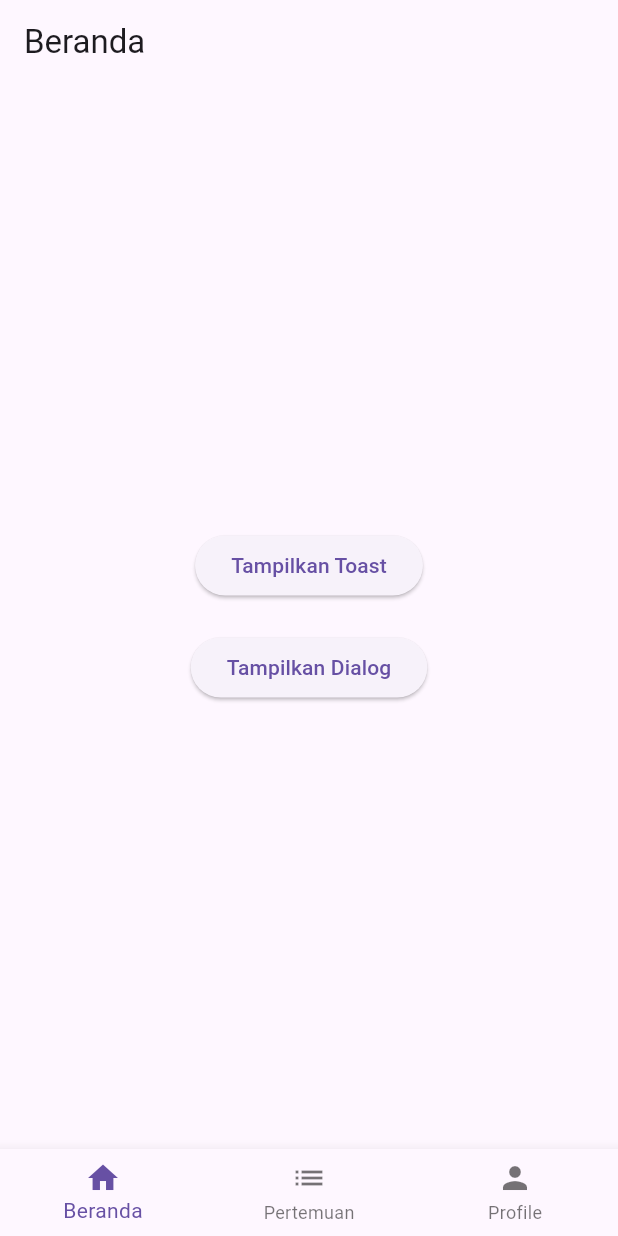
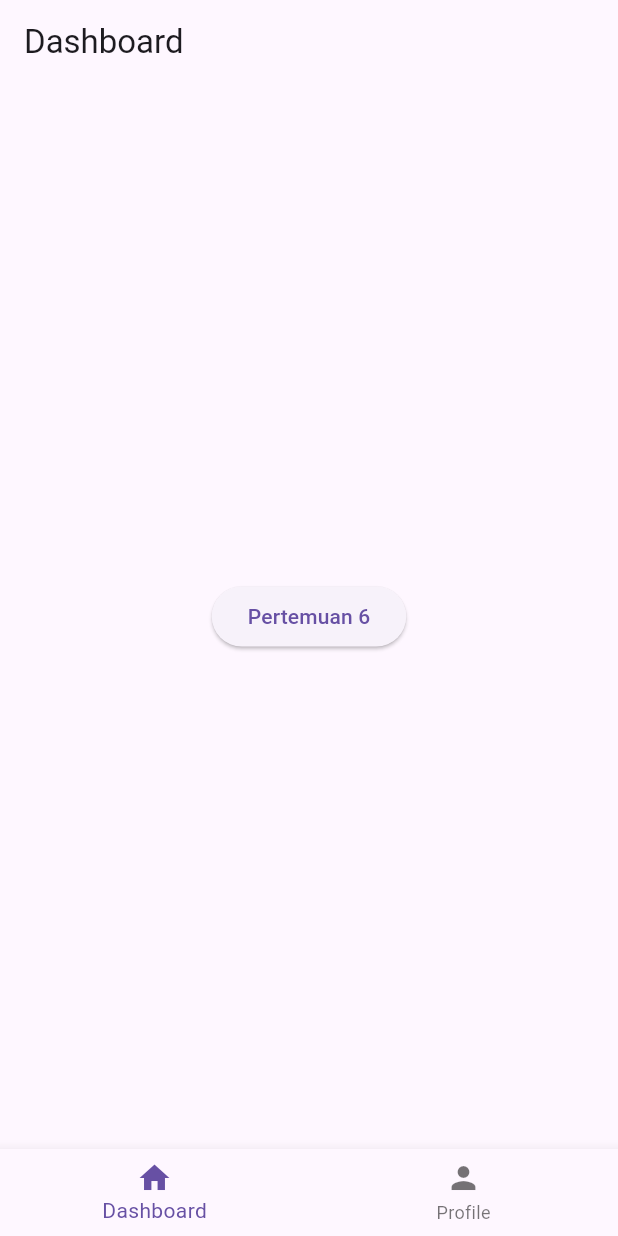
Before and after one commit to alexxtsuji/alexprojectsmt4mp, a Flutter app: the screen it shows after launch, on a phone screen of 412 x 824 dp. Run offline on Flutter 3.47's test engine with Material 3 defaults, Android fonts, the phone set to English and light mode, and no system bars; our stand-ins replace fluttertoast.

Commit message:
menambahkan pertemuan 6 checkbox

```diff
--- a/lib/main.dart
+++ b/lib/main.dart
@@ -1,7 +1,6 @@
 import 'package:flutter/material.dart';
-import 'page/beranda_page.dart';
-import 'page/profile_page.dart';
-import 'page/pertemuan_page.dart';
+import 'page/dashboard.dart';
+import 'page/profile.dart';
 
 void main() {
   runApp(const MyApp());
@@ -16,17 +15,16 @@ class MyApp extends StatefulWidget {
 
 class _MyAppState extends State<MyApp> {
 
-  int _selectedIndex = 0;
+  int selectedIndex = 0;
 
-  final List<Widget> _pages = [
-    const BerandaPage(),
-    const PertemuanPage(),
+  final List<Widget> pages = [
+    const DashboardPage(),
     const ProfilePage(),
   ];
 
-  void _onItemTapped(int index) {
+  void onItemTapped(int index) {
     setState(() {
-      _selectedIndex = index;
+      selectedIndex = index;
     });
   }
 
@@ -34,22 +32,18 @@ class _MyAppState extends State<MyApp> {
   Widget build(BuildContext context) {
     return MaterialApp(
       debugShowCheckedModeBanner: false,
+
       home: Scaffold(
-        body: _pages[_selectedIndex],
+        body: pages[selectedIndex],
 
         bottomNavigationBar: BottomNavigationBar(
-          currentIndex: _selectedIndex,
-          onTap: _onItemTapped,
+          currentIndex: selectedIndex,
+          onTap: onItemTapped,
 
           items: const [
             BottomNavigationBarItem(
               icon: Icon(Icons.home),
-              label: "Beranda",
-            ),
-
-            BottomNavigationBarItem(
-              icon: Icon(Icons.list),
-              label: "Pertemuan",
+              label: "Dashboard",
             ),
 
             BottomNavigationBarItem(
--- /dev/null
+++ b/lib/page/dashboard.dart
@@ -0,0 +1,30 @@
+import 'package:flutter/material.dart';
+import '../pertemuan/pertemuan6.dart';
+
+class DashboardPage extends StatelessWidget {
+  const DashboardPage({super.key});
+
+  @override
+  Widget build(BuildContext context) {
+    return Scaffold(
+      appBar: AppBar(
+        title: const Text("Dashboard"),
+      ),
+
+      body: Center(
+        child: ElevatedButton(
+          child: const Text("Pertemuan 6"),
+          onPressed: () {
+            Navigator.push(
+              context,
+              MaterialPageRoute(
+                builder: (context) =>
+                    const Pertemuan6Page(),
+              ),
+            );
+          },
+        ),
+      ),
+    );
+  }
+}
```
Also changed, not shown: lib/page/profile.dart (added, +21 -0 lines), lib/pertemuan/pertemuan6.dart (added, +100 -0 lines).
